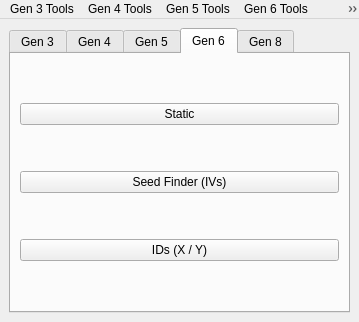
Before: the Qt Designer form Form/MainWindow.ui in Vict0rious7/PokeFinderPlus, drawn with Qt 5.
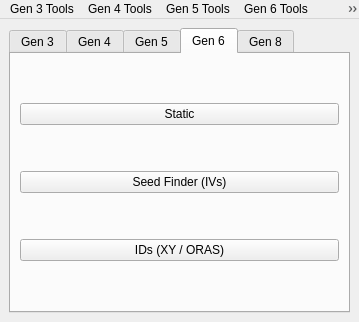
After: the same form once the commit is applied. The open tabs and pages were chosen to show the change. Icons and pictures are not drawn.

```diff
--- a/Form/MainWindow.ui
+++ b/Form/MainWindow.ui
@@ -180,7 +180,7 @@
         <item row="2" column="0">
          <widget class="QPushButton" name="pushButtonIDs6">
           <property name="text">
-           <string>IDs (X / Y)</string>
+           <string>IDs (XY / ORAS)</string>
           </property>
          </widget>
         </item>
```
